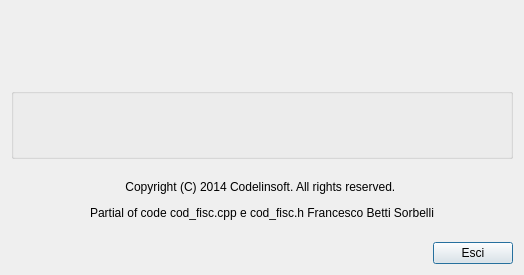
Before: the Qt Designer form cod_fisc/ui/about.ui in kratos83/CodiceFiscale, drawn with Qt 5.
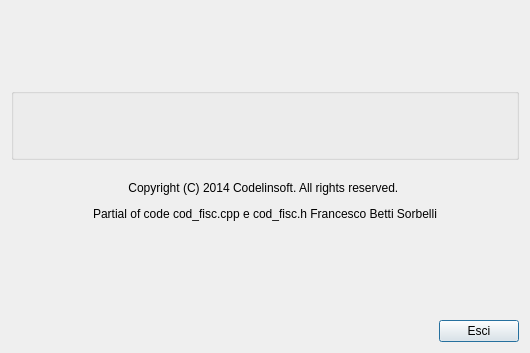
After: the same form once the commit is applied. Icons and pictures are not drawn.

The edit to the form file:
```diff
--- a/cod_fisc/ui/about.ui
+++ b/cod_fisc/ui/about.ui
@@ -6,8 +6,8 @@
    <rect>
     <x>0</x>
     <y>0</y>
-    <width>524</width>
-    <height>275</height>
+    <width>530</width>
+    <height>353</height>
    </rect>
   </property>
   <property name="sizePolicy">
@@ -53,7 +53,7 @@
      </layout>
     </widget>
    </item>
-   <item row="3" column="0">
+   <item row="4" column="0">
     <spacer name="horizontalSpacer">
      <property name="orientation">
       <enum>Qt::Horizontal</enum>
@@ -66,7 +66,7 @@
      </property>
     </spacer>
    </item>
-   <item row="3" column="1">
+   <item row="4" column="1">
     <widget class="QPushButton" name="esci">
      <property name="text">
       <string>Esci</string>
@@ -89,6 +89,13 @@
      </property>
     </widget>
    </item>
+   <item row="3" column="0" colspan="2">
+    <widget class="QLabel" name="label_3">
+     <property name="text">
+      <string/>
+     </property>
+    </widget>
+   </item>
   </layout>
  </widget>
  <resources>
```
